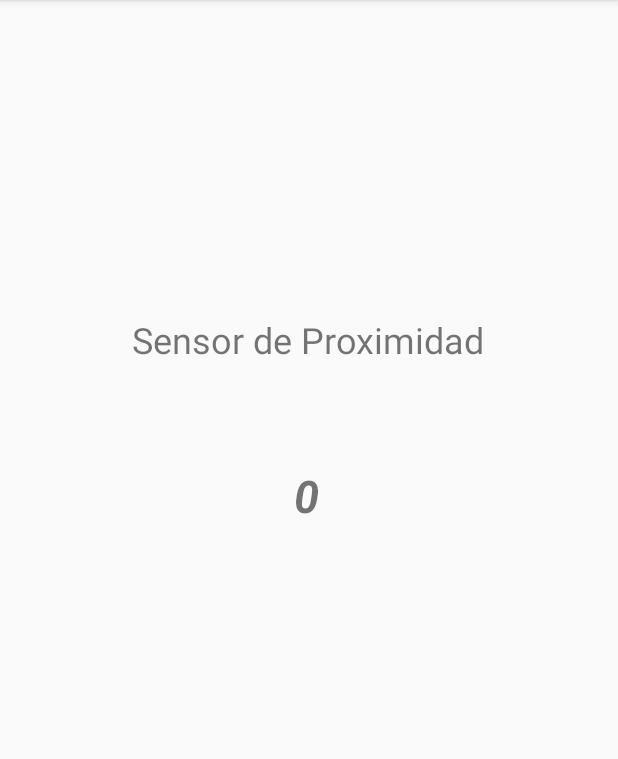
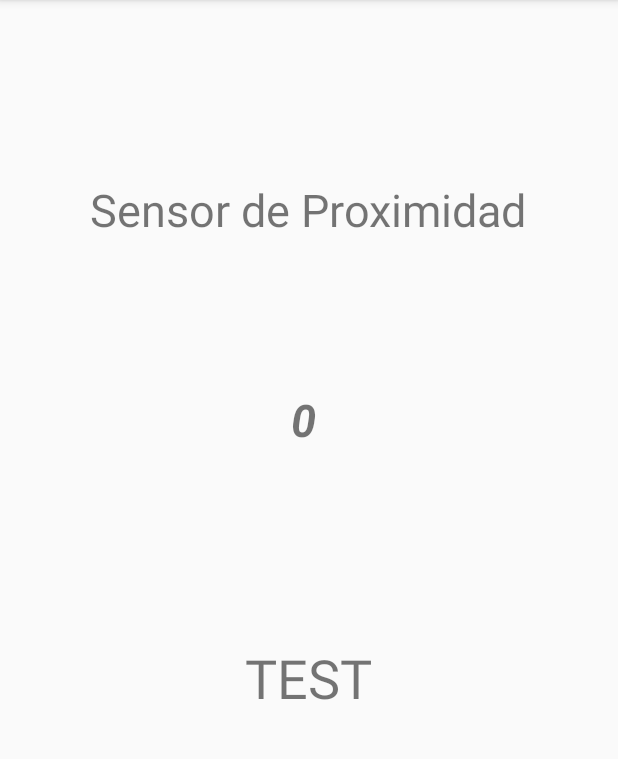
Before and after one commit to Nazareth08/ProyectoSemestral, an Android app: the Sensor_aproximacion screen opened directly, with no data from a screen before it, on a phone screen of 412 x 824 dp, the part 84-843 px from its top. Run offline under Robolectric (Android 15) with nearby library versions, the light colour scheme and no system bars.

Commit message:
Se agrego un text view que cambia dependiendo de la distancia en la actividad del sensor de proximidad.
Signed-off-by: Oscar Melchor <oscar1696@gmail.com>

```diff
--- a/app/src/main/java/com/example/proyectosensores/Sensor_aproximacion.java
+++ b/app/src/main/java/com/example/proyectosensores/Sensor_aproximacion.java
@@ -2,6 +2,7 @@ package com.example.proyectosensores;
 
 import androidx.appcompat.app.AppCompatActivity;
 
+import android.content.Context;
 import android.graphics.Color;
 import android.hardware.Sensor;
 import android.hardware.SensorEvent;
@@ -10,10 +11,10 @@ import android.hardware.SensorManager;
 import android.os.Bundle;
 import android.widget.LinearLayout;
 import android.widget.TextView;
-
+import android.os.Vibrator;
 public class Sensor_aproximacion extends AppCompatActivity implements SensorEventListener {
 
-    TextView tv1;
+    TextView tv1,tv2;
 
     SensorManager sm;
     Sensor sensor;
@@ -23,6 +24,7 @@ public class Sensor_aproximacion extends AppCompatActivity implements SensorEven
         super.onCreate(savedInstanceState);
         setContentView(R.layout.activity_sensor_aproximacion);
         tv1=(TextView)findViewById(R.id.tv);
+        tv2=(TextView)findViewById(R.id.muestra);
         sm=(SensorManager)getSystemService(SENSOR_SERVICE);
         sensor = sm.getDefaultSensor(Sensor.TYPE_PROXIMITY);
         sm.registerListener(this, sensor,SensorManager.SENSOR_DELAY_NORMAL);
@@ -32,6 +34,13 @@ public class Sensor_aproximacion extends AppCompatActivity implements SensorEven
     @Override
     public void onSensorChanged(SensorEvent sensorEvent) {
         String sensor1 = String.valueOf(sensorEvent.values[0]);
+        if (Double.parseDouble(sensor1)>0){
+            tv2.setText("FURA DE RANGO");
+            tv2.setTextColor(Color.RED);
+    }else{
+            tv2.setText("DETECTADO");
+            tv2.setTextColor(Color.GREEN);
+        }
         tv1.setText(sensor1);}
 
 
--- a/app/src/main/res/layout/activity_sensor_aproximacion.xml
+++ b/app/src/main/res/layout/activity_sensor_aproximacion.xml
@@ -14,8 +14,8 @@
         android:layout_alignParentStart="true"
         android:layout_alignParentTop="true"
         android:layout_centerHorizontal="true"
-        android:layout_marginStart="196dp"
-        android:layout_marginTop="310dp"
+        android:layout_marginStart="194dp"
+        android:layout_marginTop="259dp"
         android:text="0"
         android:textAlignment="textStart"
         android:textSize="30sp"
@@ -27,8 +27,18 @@
         android:layout_height="wrap_content"
         android:layout_alignParentTop="true"
         android:layout_centerHorizontal="true"
-        android:layout_marginTop="210dp"
+        android:layout_marginTop="119dp"
         android:text="Sensor de Proximidad"
-        android:textSize="24sp" />
+        android:textSize="30sp" />
+
+    <TextView
+        android:id="@+id/muestra"
+        android:layout_width="wrap_content"
+        android:layout_height="wrap_content"
+        android:layout_alignParentBottom="true"
+        android:layout_centerHorizontal="true"
+        android:layout_marginBottom="292dp"
+        android:text="TEST"
+        android:textSize="36sp" />
 
 </RelativeLayout>
```
Also changed, not shown: app/src/main/java/com/example/proyectosensores/Gps.java (+0 -36 lines).
